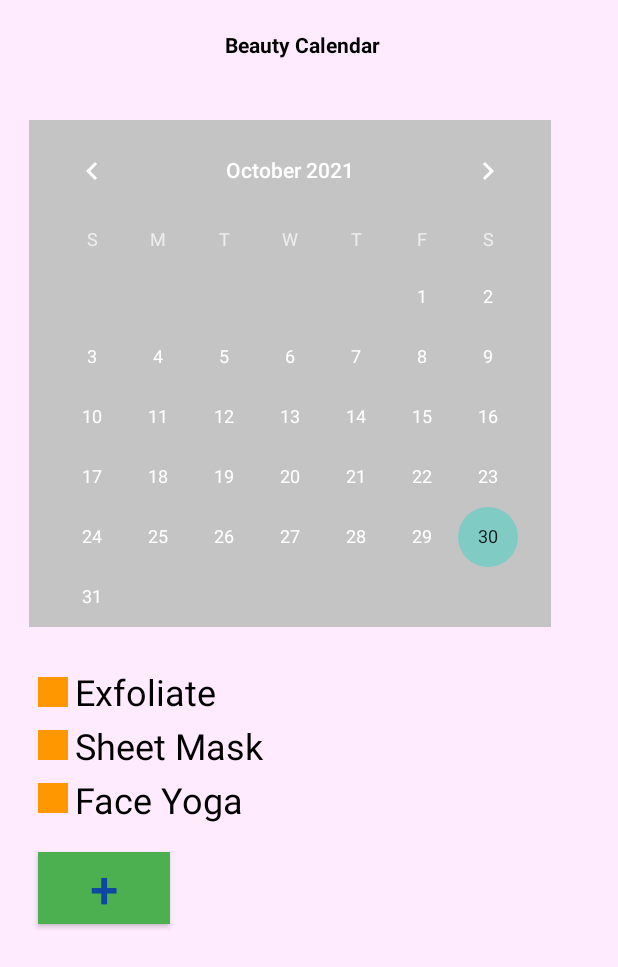
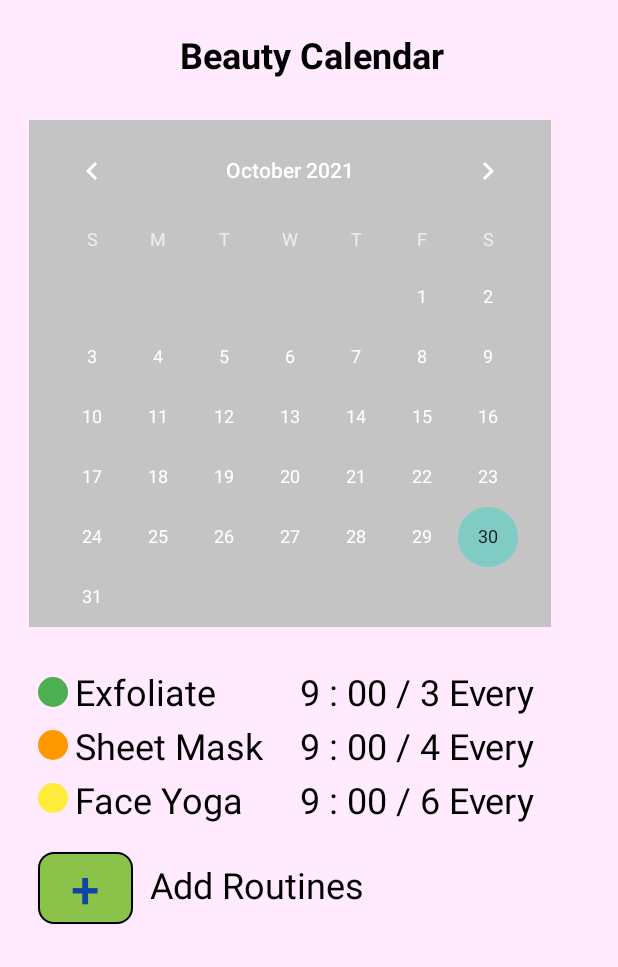
Before and after one commit to verrani/GlowUp, an Android app: the BeautyCalendar screen opened directly, with no data from a screen before it, on a phone screen of 412 x 824 dp. Shown: the top 967 px of the screen. Run offline under Robolectric (Android 15) with nearby library versions, the phone set to English and light mode, and no system bars.

Commit message:
Beauty Calender Update

```diff
--- /dev/null
+++ b/app/src/main/res/drawable/btn_shape_round.xml
@@ -0,0 +1,12 @@
+<?xml version="1.0" encoding="utf-8"?>
+<shape xmlns:android="http://schemas.android.com/apk/res/android"
+    android:padding="16dp"
+    android:shape="rectangle">
+    <solid android:color="#8BC34A"
+        />
+
+    <stroke
+        android:width="1dp"
+        android:color="@android:color/black" />
+    <corners android:radius="10dp" />
+</shape>
--- a/app/src/main/res/drawable/circle.xml
+++ b/app/src/main/res/drawable/greencircle.xml
@@ -1,12 +1,11 @@
 <?xml version="1.0" encoding="utf-8"?>
 <shape xmlns:android="http://schemas.android.com/apk/res/android"
     android:innerRadius="0dp"
-    android:shape="ring"
+    android:shape="oval"
     android:thickness="15dp"
     android:useLevel="false">
 
     <solid android:color="#4CAF50"
         />
-    <solid android:color="#FFFF9800"
-        />
+
 </shape>
--- /dev/null
+++ b/app/src/main/res/drawable/orangecircle.xml
@@ -0,0 +1,10 @@
+<?xml version="1.0" encoding="utf-8"?>
+<shape xmlns:android="http://schemas.android.com/apk/res/android"
+    android:innerRadius="0dp"
+    android:shape="oval"
+    android:thickness="15dp"
+    android:useLevel="false">
+
+    <solid android:color="#FFFF9800"
+        />
+</shape>
--- /dev/null
+++ b/app/src/main/res/drawable/yellowcircle.xml
@@ -0,0 +1,11 @@
+<?xml version="1.0" encoding="utf-8"?>
+<shape xmlns:android="http://schemas.android.com/apk/res/android"
+    android:innerRadius="0dp"
+    android:shape="oval"
+    android:thickness="15dp"
+    android:useLevel="false">
+
+    <solid android:color="#FFEB3B"
+        />
+
+</shape>
--- a/app/src/main/res/layout/activity_beauty_calendar.xml
+++ b/app/src/main/res/layout/activity_beauty_calendar.xml
@@ -12,10 +12,11 @@
         android:id="@+id/date_view"
         android:layout_width="wrap_content"
         android:layout_height="wrap_content"
-        android:layout_marginStart="150dp"
+        android:layout_marginStart="120dp"
         android:layout_marginTop="20dp"
         android:background="#FFEAFE"
         android:text="@string/beauty_calendartext"
+        android:textSize="24sp"
         android:textColor="@android:color/background_dark"
         android:textStyle="bold" />
 
@@ -40,40 +41,24 @@
             android:layout_width="20dp"
             android:layout_height="20dp"
             android:layout_marginStart="25dp"
-            android:layout_marginLeft="25dp"
             android:layout_marginTop="28dp"
-            android:color="#4CAF50"
-            android:background="@drawable/circle" />
+            android:background="@drawable/greencircle" />
 
         <View
             android:layout_width="20dp"
             android:layout_height="20dp"
             android:layout_marginStart="25dp"
             android:layout_marginTop="15dp"
-            android:layout_marginLeft="25dp"
-            android:background="@drawable/circle" />
+            android:background="@drawable/orangecircle" />
 
         <View
             android:layout_width="20dp"
             android:layout_height="20dp"
             android:layout_marginStart="25dp"
             android:layout_marginTop="15dp"
-            android:layout_marginLeft="25dp"
-            android:background="@drawable/circle" />
+            android:background="@drawable/yellowcircle" />
 
     </LinearLayout>
-
-    <Button
-        android:id="@+id/button3"
-        android:layout_width="wrap_content"
-        android:layout_height="wrap_content"
-        android:layout_below="@+id/calendar"
-        android:layout_marginStart="25dp"
-        android:layout_marginTop="150dp"
-        android:background="#4CAF50"
-        android:text="@string/buttonplus"
-        android:textColor="#0D47A1"
-        android:textSize="34sp" />
 
     <LinearLayout
         android:layout_width="wrap_content"
@@ -85,7 +70,6 @@
     <TextView
         android:layout_width="wrap_content"
         android:layout_height="wrap_content"
-        android:layout_below="@+id/calendar"
         android:layout_marginStart="50dp"
         android:layout_marginTop="21dp"
         android:text="@string/exfoliate"
@@ -95,7 +79,6 @@
     <TextView
         android:layout_width="wrap_content"
         android:layout_height="wrap_content"
-        android:layout_below="@+id/calendar"
         android:layout_marginStart="50dp"
         android:layout_marginTop="3dp"
         android:text="@string/sheet_mask"
@@ -105,7 +88,6 @@
     <TextView
         android:layout_width="wrap_content"
         android:layout_height="wrap_content"
-        android:layout_below="@+id/calendar"
         android:layout_marginStart="50dp"
         android:layout_marginTop="3dp"
         android:text="@string/face_yoga"
@@ -114,4 +96,63 @@
 
     </LinearLayout>
 
+    <LinearLayout
+        android:layout_width="wrap_content"
+        android:layout_height="wrap_content"
+        android:layout_below="@+id/calendar"
+        android:layout_marginTop="5dp"
+        android:orientation="vertical">
+
+        <TextView
+            android:layout_width="wrap_content"
+            android:layout_height="wrap_content"
+            android:layout_marginStart="200dp"
+            android:layout_marginTop="21dp"
+            android:text="@string/_9_00_3_every"
+            android:textColor="#000000"
+            android:textSize="24sp" />
+
+        <TextView
+            android:layout_width="wrap_content"
+            android:layout_height="wrap_content"
+            android:layout_marginStart="200dp"
+            android:layout_marginTop="3dp"
+            android:text="@string/_9_00_4_every"
+            android:textColor="#000000"
+            android:textSize="24sp" />
+
+        <TextView
+            android:layout_width="wrap_content"
+            android:layout_height="wrap_content"
+            android:layout_marginStart="200dp"
+            android:layout_marginTop="3dp"
+            android:text="@string/_9_00_6_every"
+            android:textColor="#000000"
+            android:textSize="24sp" />
+
+    </LinearLayout>
+
+    <Button
+        android:id="@+id/button3"
+        android:layout_width="63dp"
+        android:layout_height="wrap_content"
+        android:layout_below="@+id/calendar"
+        android:layout_marginStart="25dp"
+        android:layout_marginTop="150dp"
+        android:background="@drawable/btn_shape_round"
+        android:text="@string/buttonplus"
+        android:textColor="#0D47A1"
+        android:textSize="34sp" />
+
+    <TextView
+        android:id="@+id/textView26"
+        android:layout_width="wrap_content"
+        android:layout_height="wrap_content"
+        android:layout_below="@+id/calendar"
+        android:layout_marginStart="100dp"
+        android:layout_marginTop="155dp"
+        android:text="@string/add_routines"
+        android:textColor="#000000"
+        android:textSize="24sp" />
+
 </RelativeLayout>
--- a/app/src/main/res/values/strings.xml
+++ b/app/src/main/res/values/strings.xml
@@ -74,6 +74,10 @@ Duis facilisis nunc velit. Etiam semper tempor vehicula. Integer quis ultrices r
     <string name="exfoliate">Exfoliate</string>
     <string name="face_yoga">Face Yoga</string>
     <string name="sheet_mask">Sheet Mask</string>
+    <string name="add_routines">Add Routines</string>
+    <string name="_9_00_3_every">9 : 00 / 3 Every</string>
+    <string name="_9_00_4_every">9 : 00 / 4 Every</string>
+    <string name="_9_00_6_every">9 : 00 / 6 Every</string>
 
 
 </resources>
```
